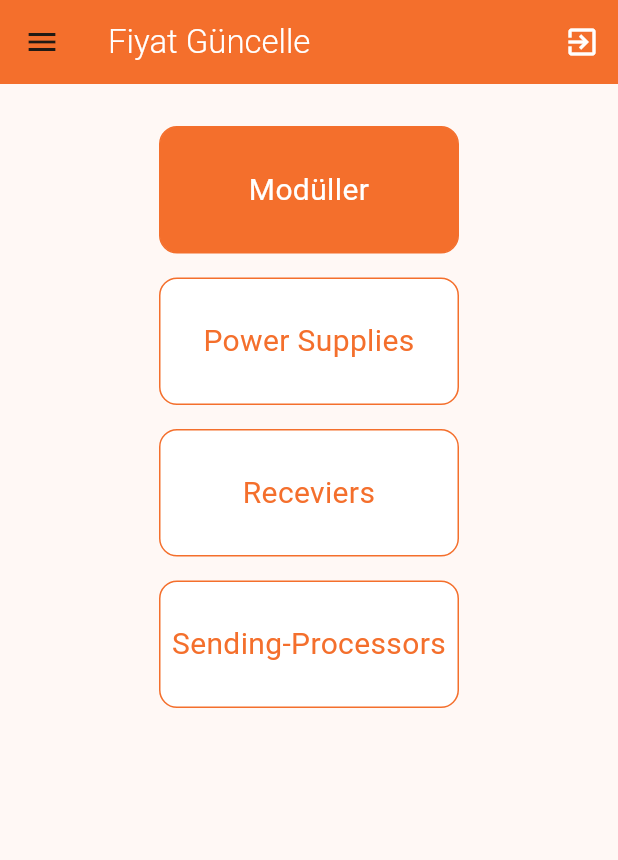
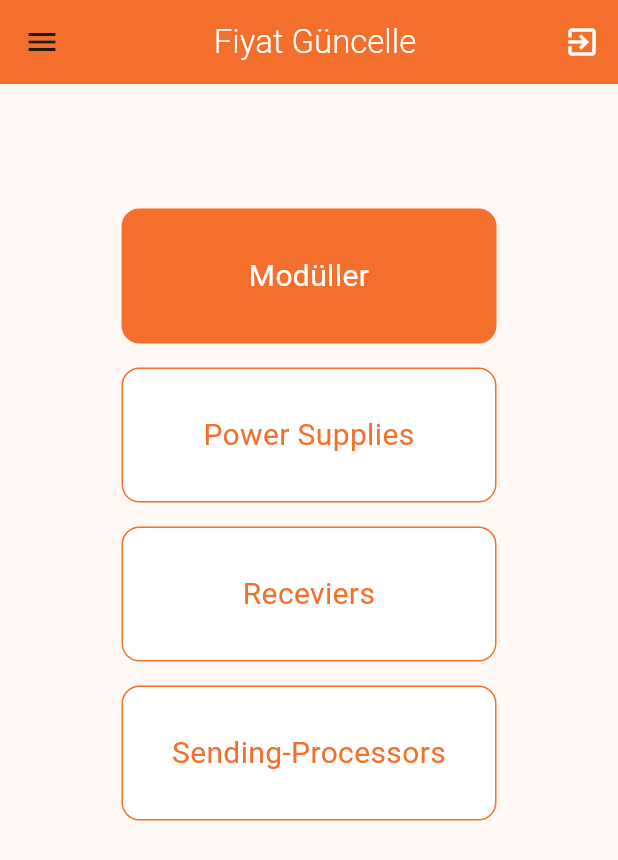
Before and after one commit to nuryds/offer_orange_theme, a Flutter app: the screen it shows after launch, on a phone screen of 412 x 824 dp. Shown: the top 860 px of the screen. Run offline on Flutter 3.47's test engine with Material 2 defaults, Android fonts, the phone set to English and light mode, and no system bars; our stand-ins replace get.

```diff
--- a/lib/fiyat_guncelle.dart
+++ b/lib/fiyat_guncelle.dart
@@ -3,6 +3,8 @@ import 'package:get/route_manager.dart';
 import 'package:offer_orange_theme/component/custom_button.dart';
 import 'package:offer_orange_theme/constant/colors.dart';
 import 'package:offer_orange_theme/ikinci_fiyat_guncelle.dart';
+import 'package:offer_orange_theme/musteri_takip.dart';
+import 'package:offer_orange_theme/teklif_hesapla.dart';
 
 
 class FiyatGuncelle extends StatefulWidget {
@@ -33,21 +35,22 @@ class _FiyatGuncelleState extends State<FiyatGuncelle> {
           ),
         ],
         backgroundColor: appbarColor,
-        title: const Text("Fiyat Güncelle",style:TextStyle(color: Colors.white,fontWeight: FontWeight.w300),
+        title: Center(
+          child: Text("Fiyat Güncelle",style:TextStyle(color: Colors.white,fontWeight: FontWeight.w300),
           ),
         ),
-      drawer:ClipPath(
-        child: Drawer(
+      ),
+      drawer:Drawer(
+        clipBehavior: Clip.none,
         backgroundColor: appbarColor,
-          child: SafeArea(
-            child:Column(
+        child: Column(
           children: [
             const SizedBox(height: 220),
             ListTile(
               leading: const Icon(Icons.settings_backup_restore),
               title: const Text("Fiyat Güncelle",style: TextStyle(fontSize: 16,color: Colors.white),),
               onTap: (){
-                    // go to fiyat güncelle sayfası
+                Get.to(IkinciFiyatGuncelle());
               },
             ),
             const SizedBox(height: 17),
@@ -55,7 +58,7 @@ class _FiyatGuncelleState extends State<FiyatGuncelle> {
               leading: const Icon(Icons.calculate_rounded),
               title: const Text("Teklif Hesapla",style: TextStyle(fontSize: 16,color: Colors.white),),
               onTap: (){
-                    // go to fiyat güncelle sayfası
+                Get.to(TeklifHesapla());
               },
             ),
             const SizedBox(height: 17),
@@ -63,25 +66,22 @@ class _FiyatGuncelleState extends State<FiyatGuncelle> {
               leading: const Icon(Icons.follow_the_signs),
               title: const Text("Müşteri Takip",style: TextStyle(fontSize: 16,color: Colors.white),),
               onTap: (){
-                    // go to fiyat güncelle sayfası
+                Get.to(MusteriTakip());
               },
             ),
 
           ],
         ),
       ),
-        ),
-
-      ),
       body: Center(
         child: Column(
           children: [
-            const SizedBox(height: 20),
+            const SizedBox(height: 75),
             CustomButton(
               txtSize: 20,
               txt: "Modüller",
-              width: 200,
-              height: 85,
+              width: 250,
+              height: 90,
               onPressed: (){
 
               },
@@ -90,8 +90,8 @@ class _FiyatGuncelleState extends State<FiyatGuncelle> {
             CustomButton(
               txt: "Power Supplies",
               txtSize: 20,
-              width: 200,
-              height: 85,
+              width: 250,
+              height: 90,
               onPressed: (){
 
               },
@@ -100,8 +100,8 @@ class _FiyatGuncelleState extends State<FiyatGuncelle> {
             CustomButton(
               txt: "Receviers",
               txtSize: 20,
-              width: 200,
-              height: 85,
+              width: 250,
+              height: 90,
               onPressed:(){
 
               },
@@ -110,8 +110,8 @@ class _FiyatGuncelleState extends State<FiyatGuncelle> {
             CustomButton(
               txtSize: 20,
               txt: "Sending-Processors",
-              width: 200,
-              height: 85,
+              width: 250,
+              height: 90,
               onPressed: (){
 
               },
--- a/lib/kabinli_led_teklif_hesapla.dart
+++ b/lib/kabinli_led_teklif_hesapla.dart
@@ -32,7 +32,9 @@ class _KabinliLedTeklifHesaplaState extends State<KabinliLedTeklifHesapla> {
           ),
         ],
         backgroundColor: appbarColor,
-        title: const Text("Kabinli Led Teklif Hesapla",style:TextStyle(color: Colors.white,fontWeight: FontWeight.w300),
+        title: Center(
+          child: Text("Kabinli Led Teklif Hesapla",style:TextStyle(color: Colors.white,fontWeight: FontWeight.w300),
+          ),
         ),
       ),
       body: const Center(
--- a/lib/main.dart
+++ b/lib/main.dart
@@ -1,4 +1,5 @@
 import 'package:flutter/material.dart';
+import 'package:get/get_navigation/src/root/get_material_app.dart';
 import 'package:offer_orange_theme/fiyat_guncelle.dart';
 
 void main() {
@@ -11,7 +12,8 @@ class MyApp extends StatelessWidget {
   // This widget is the root of your application.
   @override
   Widget build(BuildContext context) {
-    return MaterialApp(
+    return GetMaterialApp(
+      debugShowCheckedModeBanner: false,
       title: 'Flutter Demo',
       theme: ThemeData(
         colorScheme: ColorScheme.fromSeed(seedColor: Colors.orange),
--- a/lib/normal_led_teklif_hesapla.dart
+++ b/lib/normal_led_teklif_hesapla.dart
@@ -31,7 +31,9 @@ class _NormalLedTeklifHesaplaState extends State<NormalLedTeklifHesapla> {
           ),
         ],
         backgroundColor:appbarColor,
-        title: const Text("Normal Led Teklif Hesapla",style:TextStyle(color: Colors.white,fontWeight: FontWeight.w300),
+        title:Center(
+          child: Text("Normal Led Teklif Hesapla",style:TextStyle(color: Colors.white,fontWeight: FontWeight.w300),
+          ),
         ),
       ),
       body: const Center(
```
Also changed, not shown: lib/component/custom_textfield.dart (added, +112 -0 lines), lib/ikinci_fiyat_guncelle.dart (+6 -6 lines), lib/musteri_takip.dart (added, +43 -0 lines). Lines whose indentation alone changed are shown as unchanged.
